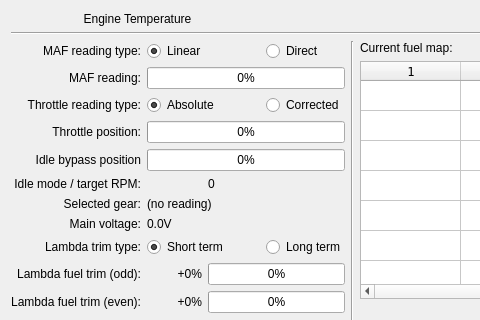
Above: mainwindow.ui from colinbourassa/rovergauge before the change; both pictures show x 0 to 480 and y 207 to 527 of the 1050 by 610 pixel window. Below: the same form after it.
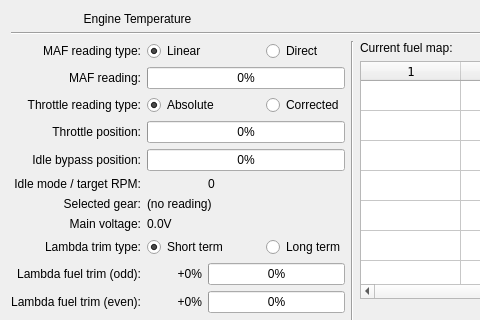
That is the form after the change. Custom widgets are drawn as their Qt base class.

Commit message: Missing colon on idle bypass position label

```diff
--- a/mainwindow.ui
+++ b/mainwindow.ui
@@ -305,7 +305,7 @@
           <item row="4" column="0">
            <widget class="QLabel" name="m_idleBypassLabel">
             <property name="text">
-             <string>Idle bypass position</string>
+             <string>Idle bypass position:</string>
             </property>
             <property name="alignment">
              <set>Qt::AlignRight|Qt::AlignTrailing|Qt::AlignVCenter</set>
```
